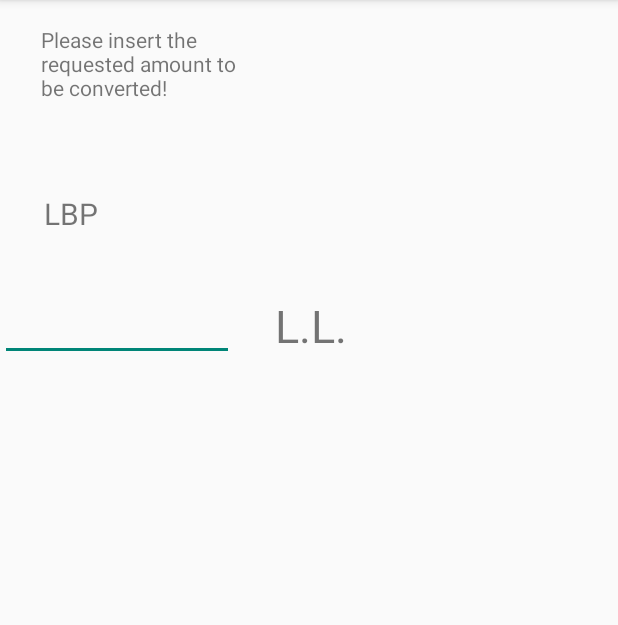
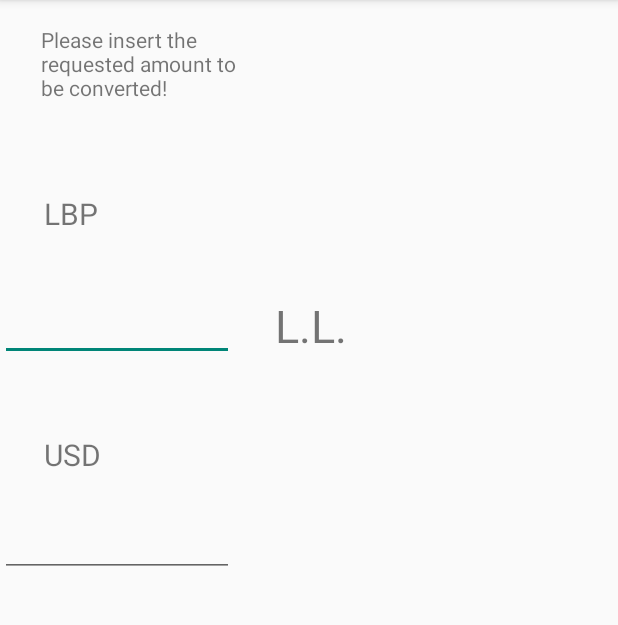
Before and after one commit to MustafaHazime/ExchangeApp, an Android app: the MainActivity2 screen opened directly, with no data from a screen before it, on a phone screen of 412 x 824 dp, the part 84-709 px from its top. Run offline under Robolectric (Android 15) with nearby library versions, the phone set to English and light mode, and no system bars; 2 statements that could not run were skipped.

Commit message:
Commit 14

```diff
--- a/app/src/main/res/layout/activity_main3.xml
+++ b/app/src/main/res/layout/activity_main3.xml
@@ -56,6 +56,31 @@
         app:layout_constraintTop_toTopOf="parent"
         app:layout_constraintVertical_bias="0.272" />
 
+    <TextView
+        android:id="@+id/textView2"
+        android:layout_width="44dp"
+        android:layout_height="25dp"
+        android:text="USD"
+        android:textSize="20sp"
+        app:layout_constraintBottom_toBottomOf="parent"
+        app:layout_constraintHorizontal_bias="0.079"
+        app:layout_constraintLeft_toLeftOf="parent"
+        app:layout_constraintRight_toRightOf="parent"
+        app:layout_constraintTop_toTopOf="parent"
+        app:layout_constraintVertical_bias="0.39" />
+
+    <EditText
+        android:id="@+id/dollar"
+        android:layout_width="156dp"
+        android:layout_height="71dp"
+        android:inputType="number"
+        android:textSize="30sp"
+        app:layout_constraintBottom_toBottomOf="parent"
+        app:layout_constraintTop_toTopOf="parent"
+        app:layout_constraintVertical_bias="0.45"
+        tools:layout_editor_absoluteX="29dp" />
+
+
 
 
 
```
